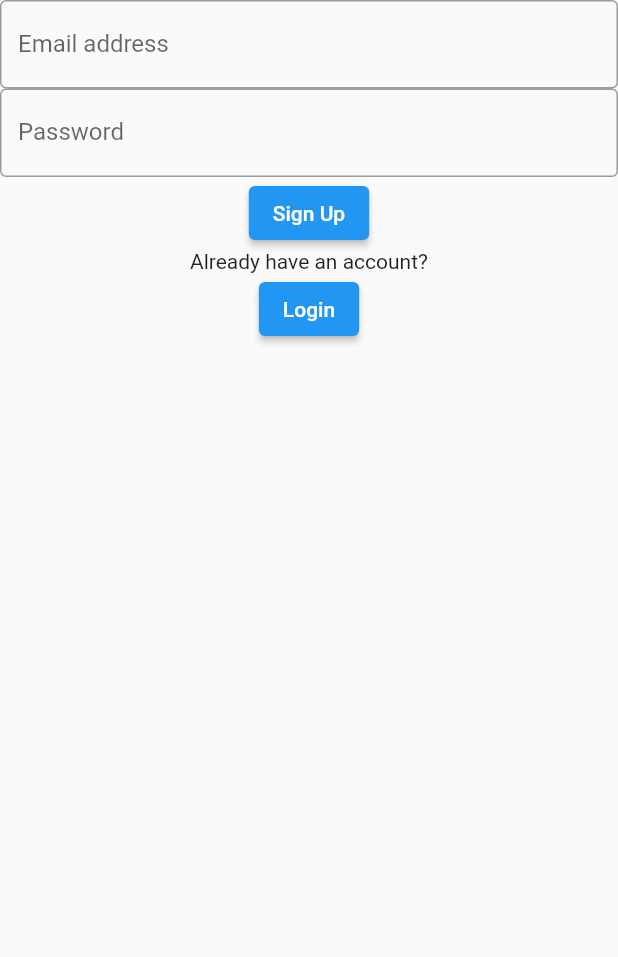
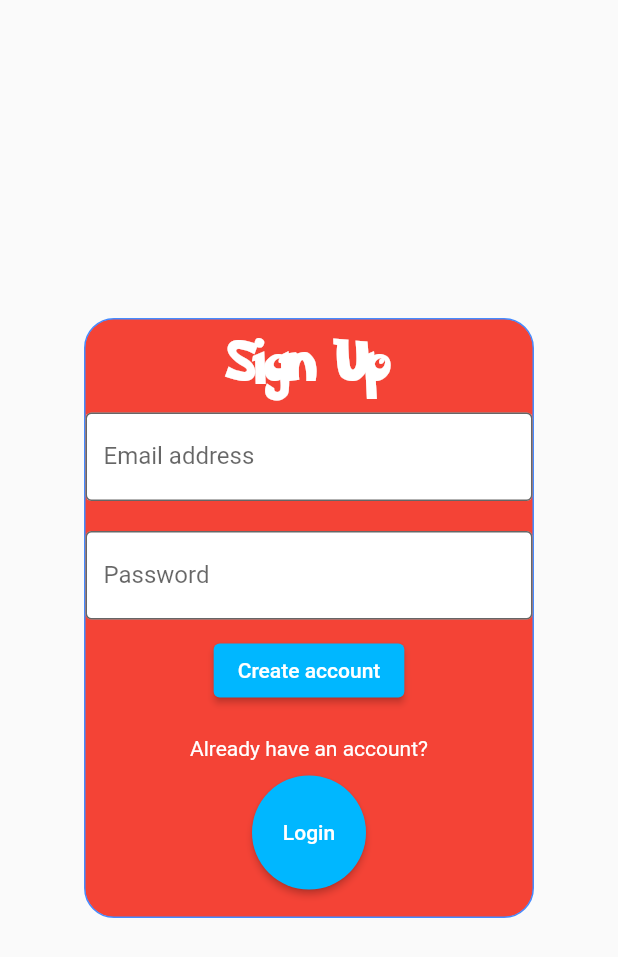
Before and after one commit to KevryP/pokeGuess, a Flutter app: the SignUp screen opened directly, on a phone screen of 412 x 824 dp. Shown: the top 957 px of the screen. Run offline on Flutter 3.47's test engine with Material 2 defaults, Android fonts, the phone set to English and light mode, and no system bars; our stand-ins replace cloud_firestore, firebase_auth, firebase_core, flutter_svg; accounts and stored records are empty; network calls fail; statements that could not run were skipped.

```diff
--- a/lib/main.dart
+++ b/lib/main.dart
@@ -3,6 +3,7 @@ import 'package:flutter/material.dart';
 import 'package:poke_guess/login.dart';
 import 'package:poke_guess/widgets/game_widget.dart';
 import 'package:firebase_core/firebase_core.dart';
+import 'package:poke_guess/widgets/home.dart';
 import 'firebase_options.dart';
 
 void main() async {
@@ -26,7 +27,8 @@ class MainAppState extends State<MainApp> {
   Widget build(BuildContext context) {
     return MaterialApp(
       home: Scaffold(
-        body: Center(child: user == null ? const Login() : const GuessGame()),
+        body:
+            Center(child: user == null ? const GuessGame() : const GuessGame()),
       ),
     );
   }
--- a/lib/signup.dart
+++ b/lib/signup.dart
@@ -20,7 +20,40 @@ class _SignUpState extends State<SignUp> {
 
   @override
   Widget build(BuildContext context) {
-    return Scaffold(body: signUpForm());
+    return Scaffold(
+        body: Column(
+      mainAxisAlignment: MainAxisAlignment.center,
+      children: [
+        Center(
+          child: Container(
+            decoration: BoxDecoration(
+                color: Colors.red,
+                border: Border.all(
+                  color: Colors.blueAccent,
+                ),
+                borderRadius: const BorderRadius.all(
+                  Radius.circular(20),
+                )),
+            width: 300,
+            height: 400,
+            child: Column(children: [
+              const Padding(
+                padding: EdgeInsets.all(10),
+                child: Text(
+                  "Sign Up",
+                  style: TextStyle(
+                    fontFamily: 'Pokemon',
+                    fontSize: 30,
+                    color: Colors.white,
+                  ),
+                ),
+              ),
+              signUpForm()
+            ]),
+          ),
+        ),
+      ],
+    ));
   }
 
   Form signUpForm() {
@@ -33,6 +66,8 @@ class _SignUpState extends State<SignUp> {
               decoration: const InputDecoration(
                 border: OutlineInputBorder(),
                 labelText: "Email address",
+                filled: true,
+                fillColor: Colors.white,
               ),
               validator: (value) {
                 if (value == null || value.isEmpty) {
@@ -41,11 +76,14 @@ class _SignUpState extends State<SignUp> {
                 return null;
               },
             ),
+            const Padding(padding: EdgeInsets.all(10)),
             TextFormField(
               controller: _passwordController,
               decoration: const InputDecoration(
                 border: OutlineInputBorder(),
                 labelText: "Password",
+                filled: true,
+                fillColor: Colors.white,
               ),
               obscureText: true,
               validator: (value) {
@@ -55,7 +93,11 @@ class _SignUpState extends State<SignUp> {
                 return null;
               },
             ),
-            ElevatedButton(
+            Padding(
+              padding: const EdgeInsets.fromLTRB(0, 10, 0, 10),
+              child: ElevatedButton(
+                style: ElevatedButton.styleFrom(
+                    backgroundColor: const Color.fromARGB(255, 0, 183, 255)),
                 onPressed: () {
                   if (_formKey.currentState!.validate()) {
                     //Successful
@@ -63,20 +105,37 @@ class _SignUpState extends State<SignUp> {
                   }
                   return;
                 },
-              child: const Text("Sign Up"),
+                child: const Text("Create account"),
               ),
-            Column(
+            ),
+            Padding(
+              padding: const EdgeInsets.fromLTRB(0, 10, 0, 10),
+              child: Column(
                 children: [
-                const Text("Already have an account?"),
-                ElevatedButton(
+                  const Text(
+                    "Already have an account?",
+                    style: TextStyle(color: Colors.white),
+                  ),
+                  Padding(
+                    padding: const EdgeInsets.fromLTRB(0, 10, 0, 10),
+                    child: ElevatedButton(
+                      style: ElevatedButton.styleFrom(
+                          shape: const CircleBorder(),
+                          padding: const EdgeInsets.all(30),
+                          backgroundColor:
+                              const Color.fromARGB(255, 0, 183, 255)),
                       onPressed: () {
                         //Change to SignUp Page
-                    Navigator.push(context,
-                        MaterialPageRoute(builder: (context) => const Login()));
+                        Navigator.push(
+                            context,
+                            MaterialPageRoute(
+                                builder: (context) => const Login()));
                       },
                       child: const Text("Login"),
                     ),
+                  ),
                 ],
+              ),
             )
           ],
         ));
--- a/pubspec.yaml
+++ b/pubspec.yaml
@@ -12,6 +12,7 @@ dependencies:
   firebase_core: ^2.19.0
   flutter:
     sdk: flutter
+  flutter_svg: ^2.0.8
   http: ^0.13.3
 
 dev_dependencies:
```
Also changed, not shown: lib/widgets/game_widget.dart (+66 -15 lines), lib/widgets/home.dart (added, +73 -0 lines), lib/widgets/image_widget.dart (+15 -10 lines), assets/Pokeball.svg (added), assets/PokeballGrey.svg (added), assets/pokeballbg.jpg (added), assets/pokebg.gif (added), assets/title.png (added), pubspec.lock. Lines whose indentation alone changed are shown as unchanged.
